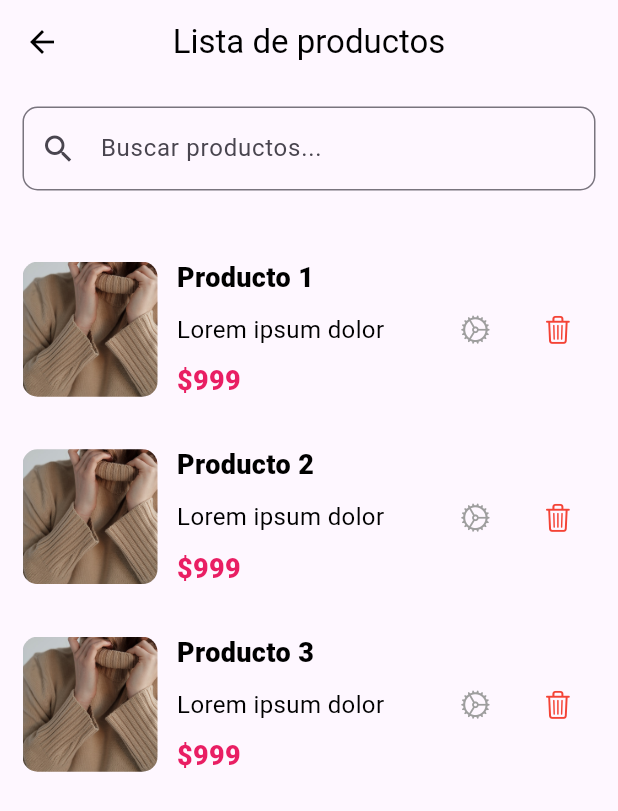
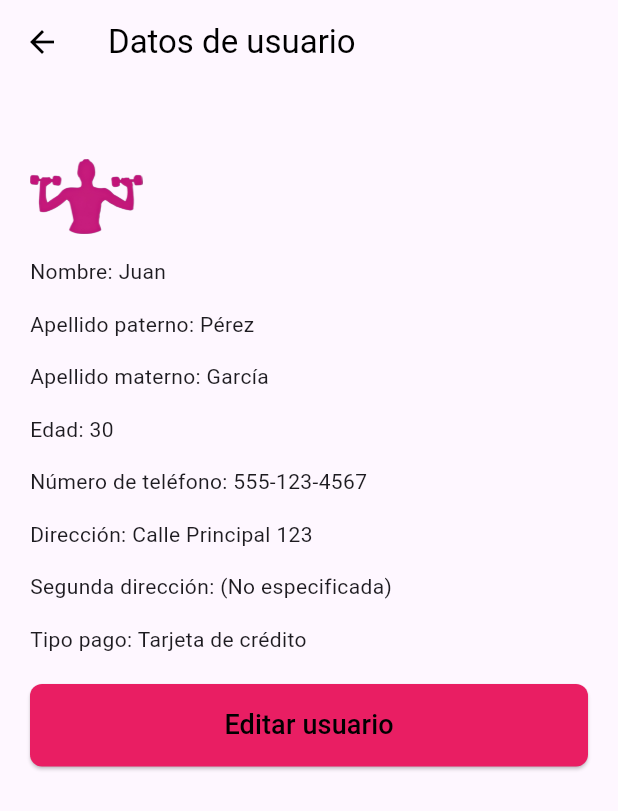
Before and after one commit to Odenais/aplicacion_ventas, a Flutter app: the screen it shows after launch, on a phone screen of 412 x 824 dp. Shown: the top 811 px of the screen. Run offline on Flutter 3.47's test engine with Material 3 defaults, Android fonts, the phone set to English and light mode, and no system bars; our stand-ins replace fan_carousel_image_slider, flutter_rating_bar; missing offline and left inert: sms_otp_auto_verify.

Commit message:
union commit
Se agrego las pantallas de Eduardo

```diff
--- a/lib/main.dart
+++ b/lib/main.dart
@@ -1,4 +1,5 @@
 import 'package:aplicacion_ventas/screens/product_list_screen.dart';
+import 'package:aplicacion_ventas/screens/user_data.dart';
 import 'package:aplicacion_ventas/screens/splash_screen.dart';
 import 'package:flutter/material.dart';
 
@@ -13,7 +14,7 @@ class MyApp extends StatelessWidget{
       theme: ThemeData(
         primaryColor: Colors.white,
       ),
-    home: ProductListAM(),
+    home: UserDataScreen(),
     );
   }
 }
--- /dev/null
+++ b/lib/screens/user_data.dart
@@ -0,0 +1,91 @@
+import 'package:flutter/material.dart';
+import 'package:aplicacion_ventas/screens/user_change_data.dart';
+
+class UserDataScreen extends StatelessWidget {
+  final String nombre = 'Juan';
+  final String apellidoPaterno = 'Pérez';
+  final String apellidoMaterno = 'García';
+  final String edad = '30';
+  final String telefono = '555-123-4567';
+  final String direccion = 'Calle Principal 123';
+  final String segundaDireccion = '(No especificada)';
+  final String tipoPago = 'Tarjeta de crédito';
+
+  @override
+  Widget build(BuildContext context) {
+    return Scaffold(
+      appBar: AppBar(
+        backgroundColor: Colors.transparent,
+        foregroundColor: Colors.black,
+        leading: BackButton(),
+        elevation: 0,
+        title: Text('Datos de usuario'),
+      ),
+      body: Padding(
+        padding: const EdgeInsets.all(20.0),
+        child: Column(
+          crossAxisAlignment: CrossAxisAlignment.start,
+          children: [
+            SizedBox(height: 30),
+            Image.asset(
+              "images/icono2.png",
+              fit: BoxFit.fill,
+              width: 300 * .25,
+              height: 200 * .25,
+            ),
+            SizedBox(height: 15),
+            Text('Nombre: $nombre'),
+            SizedBox(height: 15),
+            Text('Apellido paterno: $apellidoPaterno'),
+            SizedBox(height: 15),
+            Text('Apellido materno: $apellidoMaterno'),
+            SizedBox(height: 15),
+            Text('Edad: $edad'),
+            SizedBox(height: 15),
+            Text('Número de teléfono: $telefono'),
+            SizedBox(height: 15),
+            Text('Dirección: $direccion'),
+            SizedBox(height: 15),
+            Text('Segunda dirección: $segundaDireccion'),
+            SizedBox(height: 15),
+            Text('Tipo pago: $tipoPago'),
+            SizedBox(height: 20),
+            ElevatedButton(
+              onPressed: () {
+                Navigator.push(
+                  context,
+                  MaterialPageRoute(
+                    builder: (context) => UserChangeData(
+                      nombre: nombre,
+                      apellidoPaterno: apellidoPaterno,
+                      apellidoMaterno: apellidoMaterno,
+                      edad: edad,
+                      telefono: telefono,
+                      direccion: direccion,
+                      segundaDireccion: segundaDireccion,
+                      tipoPago: tipoPago,
+                    ),
+                  ),
+                );
+              },
+              child: Text(
+                'Editar usuario',
+                style: TextStyle(
+                  color: Colors.black,
+                  fontSize: 18,
+                ),
+              ),
+              style: ElevatedButton.styleFrom(
+                minimumSize: Size.fromHeight(55),
+                backgroundColor: Colors.pink,
+                shape: RoundedRectangleBorder(
+                  borderRadius: BorderRadius.circular(8),
+                ),
+              ),
+            ),
+          ],
+        ),
+      ),
+    );
+  }
+}
```
Also changed, not shown: lib/screens/user_change_data.dart (added, +235 -0 lines).
